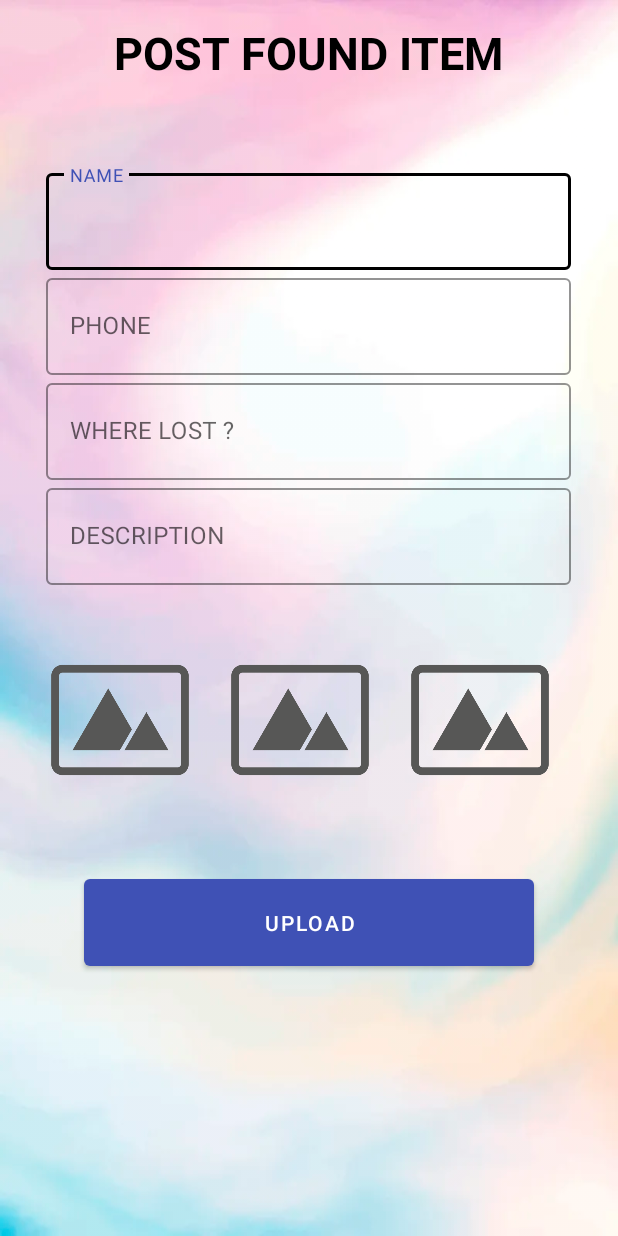
After one commit to akhsinak/lostnfound299, an Android app: the post_found_activity screen opened directly, with no data from a screen before it, on a phone screen of 412 x 824 dp. The commit adds this screen. Run offline under Robolectric (Android 15) with nearby library versions, the phone set to English and light mode, and no system bars.

Commit message:
post lost and post found pages designed

```diff
--- a/app/build.gradle
+++ b/app/build.gradle
@@ -5,7 +5,7 @@ plugins {
 
     // added now
     id 'kotlin-android-extensions'
-    id 'com.google.gms.google-services'
+//    id 'com.google.gms.google-services'
     id  'kotlin-kapt'
 
 }
--- /dev/null
+++ b/app/src/main/java/com/akhsinak/lostnfound/post_found_activity.kt
@@ -0,0 +1,11 @@
+package com.akhsinak.lostnfound
+
+import androidx.appcompat.app.AppCompatActivity
+import android.os.Bundle
+
+class post_found_activity : AppCompatActivity() {
+    override fun onCreate(savedInstanceState: Bundle?) {
+        super.onCreate(savedInstanceState)
+        setContentView(R.layout.activity_post_found)
+    }
+}
--- a/app/src/main/res/layout/activity_dashboard2.xml
+++ b/app/src/main/res/layout/activity_dashboard2.xml
@@ -30,7 +30,7 @@
         android:gravity="center_horizontal">
 
         <Button
-            android:id="@+id/post_lost"
+            android:id="@+id/dash_post_lost"
             android:layout_width="300sp"
             android:layout_height="70sp"
             android:text="POST LOST ITEM"
--- /dev/null
+++ b/app/src/main/res/layout/activity_post_found.xml
@@ -0,0 +1,202 @@
+<?xml version="1.0" encoding="utf-8"?>
+<RelativeLayout xmlns:android="http://schemas.android.com/apk/res/android"
+    xmlns:app="http://schemas.android.com/apk/res-auto"
+    xmlns:tools="http://schemas.android.com/tools"
+    android:layout_width="match_parent"
+    android:layout_height="match_parent"
+    android:background="@drawable/bg14"
+    tools:context=".post_found_activity">
+    <ProgressBar
+        android:id="@+id/postfoundProgressbar"
+        android:layout_width="50sp"
+        android:layout_height="50sp"
+        android:layout_centerInParent="true"
+        android:theme="@style/MyProgressBar"
+        android:visibility="gone"/>
+
+
+    <LinearLayout
+        android:layout_width="match_parent"
+        android:layout_height="80sp"
+        android:orientation="vertical"
+        android:gravity="center"
+        android:id="@+id/WelcomeAndSignUpLayout">
+
+        <TextView
+            android:layout_width="wrap_content"
+            android:layout_height="wrap_content"
+            android:text="POST FOUND ITEM"
+            android:textColor="@color/black"
+            android:textSize="30sp"
+            android:textStyle="bold"
+            android:layout_gravity="center_horizontal"
+            android:layout_marginBottom="10sp"
+            android:id="@+id/SignUpWelcome"/>
+
+        <!--        <TextView-->
+        <!--            android:layout_width="wrap_content"-->
+        <!--            android:layout_height="wrap_content"-->
+        <!--            android:layout_gravity="center_horizontal"-->
+        <!--            android:text="@string/sign_up_to_continue"-->
+        <!--            android:textColor="@color/black"-->
+        <!--            android:textSize="25sp"-->
+        <!--            android:textStyle="bold"-->
+        <!--            android:id="@+id/SignUpStatment"/>-->
+
+    </LinearLayout>
+
+
+    <LinearLayout
+        android:layout_width="match_parent"
+        android:layout_height="500sp"
+        android:gravity="center"
+        android:orientation="vertical">
+
+
+        <!--        SIGN UP NAME BOX-->
+        <com.google.android.material.textfield.TextInputLayout
+            style="@style/Widget.MaterialComponents.TextInputLayout.OutlinedBox"
+            android:layout_width="350sp"
+            android:layout_height="70sp"
+            app:boxStrokeColor="@color/black"
+            android:id="@+id/lost_name_layout">
+
+            <com.google.android.material.textfield.TextInputEditText
+                android:layout_width="match_parent"
+                android:layout_height="match_parent"
+                android:hint="@string/name"
+                android:textColor="@color/black"
+                android:id="@+id/lost_name_textinput"/>
+
+        </com.google.android.material.textfield.TextInputLayout>
+
+
+        <!--        EMAIL ADDRESS BOX-->
+
+        <com.google.android.material.textfield.TextInputLayout
+            style="@style/Widget.MaterialComponents.TextInputLayout.OutlinedBox"
+            android:layout_width="350sp"
+            android:layout_height="70sp"
+            app:boxStrokeColor="@color/white"
+            android:id="@+id/lost_phone_layout">
+
+            <com.google.android.material.textfield.TextInputEditText
+                android:layout_width="match_parent"
+                android:layout_height="match_parent"
+                android:hint="PHONE"
+                android:textColor="#404040"
+                android:id="@+id/lost_phone_textinput"/>
+
+        </com.google.android.material.textfield.TextInputLayout>
+
+
+        <!--            phone number-->
+        <com.google.android.material.textfield.TextInputLayout
+            style="@style/Widget.MaterialComponents.TextInputLayout.OutlinedBox"
+            android:layout_width="350sp"
+            android:layout_height="70sp"
+            app:boxStrokeColor="@color/white"
+            android:id="@+id/lost_where_layout">
+
+            <com.google.android.material.textfield.TextInputEditText
+                android:layout_width="match_parent"
+                android:layout_height="match_parent"
+                android:hint="WHERE LOST ?"
+                android:textColor="#404040"
+                android:id="@+id/lost_where_textinput"/>
+
+        </com.google.android.material.textfield.TextInputLayout>
+
+
+        <com.google.android.material.textfield.TextInputLayout
+            style="@style/Widget.MaterialComponents.TextInputLayout.OutlinedBox"
+            android:layout_width="350sp"
+            android:layout_height="70sp"
+            app:boxStrokeColor="@color/white"
+            android:id="@+id/lost_des_layout">
+
+            <com.google.android.material.textfield.TextInputEditText
+                android:layout_width="match_parent"
+                android:layout_height="match_parent"
+                android:hint="DESCRIPTION"
+                android:textColor="#404040"
+                android:id="@+id/lost_des_textinput"/>
+
+        </com.google.android.material.textfield.TextInputLayout>
+
+
+
+
+        <!--        BUTTONS-->
+
+
+
+
+    </LinearLayout>
+
+
+    <LinearLayout
+        android:layout_width="120sp"
+        android:layout_height="120sp"
+        android:layout_marginLeft="30sp"
+        android:layout_marginTop="400sp">
+
+
+        <ImageView
+            android:layout_width="100sp"
+            android:layout_height="100sp"
+            android:layout_marginTop="30sp"
+            android:src="@drawable/image_preview"/>
+
+    </LinearLayout>
+
+    <LinearLayout
+        android:layout_width="120sp"
+        android:layout_height="120sp"
+        android:layout_marginLeft="150sp"
+        android:layout_marginTop="400sp">
+
+
+        <ImageView
+            android:layout_width="100sp"
+            android:layout_height="100sp"
+            android:layout_marginTop="30sp"
+            android:src="@drawable/image_preview"/>
+
+    </LinearLayout>
+
+    <LinearLayout
+        android:layout_width="120sp"
+        android:layout_height="120sp"
+        android:layout_marginLeft="270sp"
+        android:layout_marginTop="400sp">
+
+
+        <ImageView
+            android:layout_width="100sp"
+            android:layout_height="100sp"
+            android:layout_marginTop="30sp"
+            android:src="@drawable/image_preview"/>
+
+    </LinearLayout>
+
+    <LinearLayout
+        android:layout_width="match_parent"
+        android:layout_height="200sp"
+        android:layout_marginTop="550sp"
+        android:gravity="center_horizontal">
+
+        <Button
+            android:id="@+id/lostUpload"
+            android:layout_width="300sp"
+            android:layout_height="70sp"
+            android:layout_marginTop="30sp"
+            android:text="UPLOAD"
+            android:textAllCaps="false">
+
+        </Button>
+    </LinearLayout>
+
+
+
+</RelativeLayout>
```
Also changed, not shown: app/src/main/AndroidManifest.xml (+14 -0 lines), app/src/main/java/com/akhsinak/lostnfound/dashboard2.kt (+18 -4 lines), app/src/main/java/com/akhsinak/lostnfound/post_lost_item_activity.kt (added, +11 -0 lines), app/src/main/res/layout/activity_post_lost_item.xml (added, +202 -0 lines), app/src/main/res/drawable-v24/image_preview.png (added).
